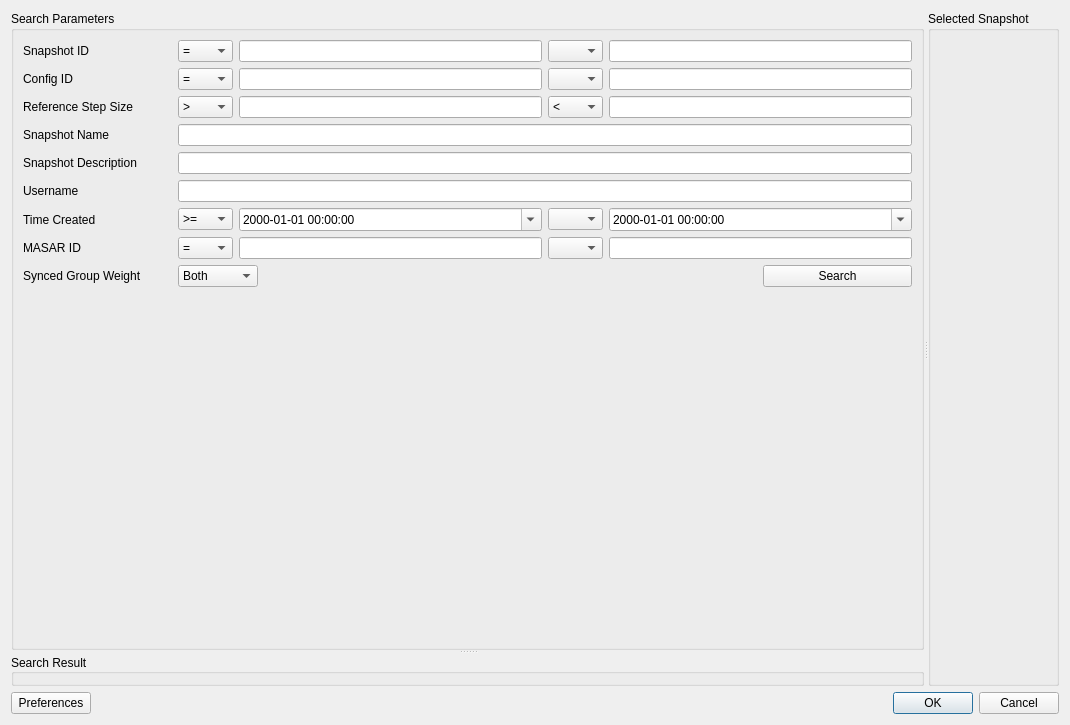
First picture: the form in aphla/gui/TinkerUtils/ui_tinkerSnapshotDBSelector.ui, repository NSLS-II/aphla, before the edit.
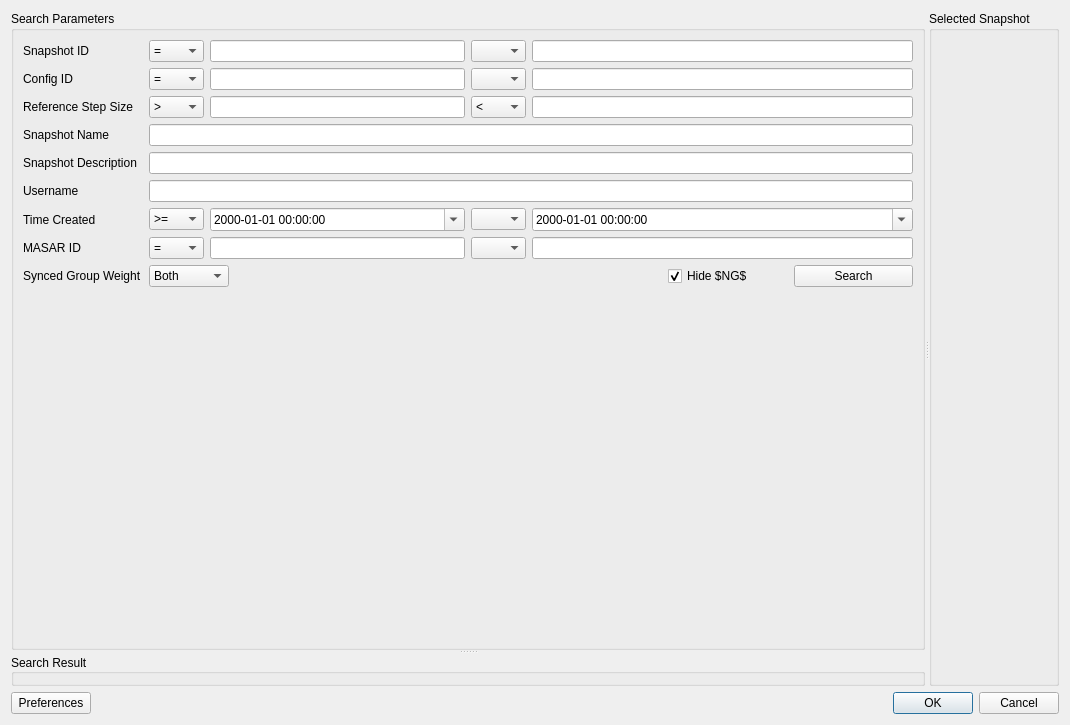
Second picture: the form after the edit.

Commit message: hide $ implemented for Snapshot DB Selector

```diff
--- a/aphla/gui/TinkerUtils/ui_tinkerSnapshotDBSelector.ui
+++ b/aphla/gui/TinkerUtils/ui_tinkerSnapshotDBSelector.ui
@@ -143,7 +143,7 @@
           </item>
          </widget>
         </item>
-        <item row="0" column="5" colspan="2">
+        <item row="0" column="5" colspan="3">
          <widget class="QLineEdit" name="lineEdit_ss_id_2"/>
         </item>
         <item row="1" column="0">
@@ -231,7 +231,7 @@
           </item>
          </widget>
         </item>
-        <item row="1" column="5" colspan="2">
+        <item row="1" column="5" colspan="3">
          <widget class="QLineEdit" name="lineEdit_config_id_2"/>
         </item>
         <item row="2" column="0">
@@ -312,7 +312,7 @@
           </item>
          </widget>
         </item>
-        <item row="2" column="5" colspan="2">
+        <item row="2" column="5" colspan="3">
          <widget class="QLineEdit" name="lineEdit_ref_step_size_2"/>
         </item>
         <item row="3" column="0">
@@ -322,7 +322,7 @@
           </property>
          </widget>
         </item>
-        <item row="3" column="1" colspan="6">
+        <item row="3" column="1" colspan="7">
          <widget class="QLineEdit" name="lineEdit_ss_name"/>
         </item>
         <item row="4" column="0">
@@ -332,7 +332,7 @@
           </property>
          </widget>
         </item>
-        <item row="4" column="1" colspan="6">
+        <item row="4" column="1" colspan="7">
          <widget class="QLineEdit" name="lineEdit_ss_description"/>
         </item>
         <item row="5" column="0">
@@ -342,7 +342,7 @@
           </property>
          </widget>
         </item>
-        <item row="5" column="1" colspan="6">
+        <item row="5" column="1" colspan="7">
          <widget class="QLineEdit" name="lineEdit_username"/>
         </item>
         <item row="6" column="0">
@@ -437,7 +437,7 @@
           </item>
          </widget>
         </item>
-        <item row="6" column="5" colspan="2">
+        <item row="6" column="5" colspan="3">
          <widget class="QDateTimeEdit" name="dateTimeEdit_time_created_2">
           <property name="displayFormat">
            <string>yyyy-MM-dd HH:mm:ss</string>
@@ -532,7 +532,7 @@
           </item>
          </widget>
         </item>
-        <item row="7" column="5" colspan="2">
+        <item row="7" column="5" colspan="3">
          <widget class="QLineEdit" name="lineEdit_masar_id_2"/>
         </item>
         <item row="8" column="0">
@@ -596,6 +596,19 @@
          </spacer>
         </item>
         <item row="8" column="6">
+         <widget class="QCheckBox" name="checkBox_hide_NG">
+          <property name="toolTip">
+           <string>Exclude snapshots marked as &quot;No Good&quot; ($NG$ in Snapshot Name)</string>
+          </property>
+          <property name="text">
+           <string>Hide $NG$</string>
+          </property>
+          <property name="checked">
+           <bool>true</bool>
+          </property>
+         </widget>
+        </item>
+        <item row="8" column="7">
          <widget class="QPushButton" name="pushButton_search">
           <property name="text">
            <string>Search</string>
```
Left out of the diff: 6 changed lines with no effect on the pictures. The commit also changes 2 other files.
